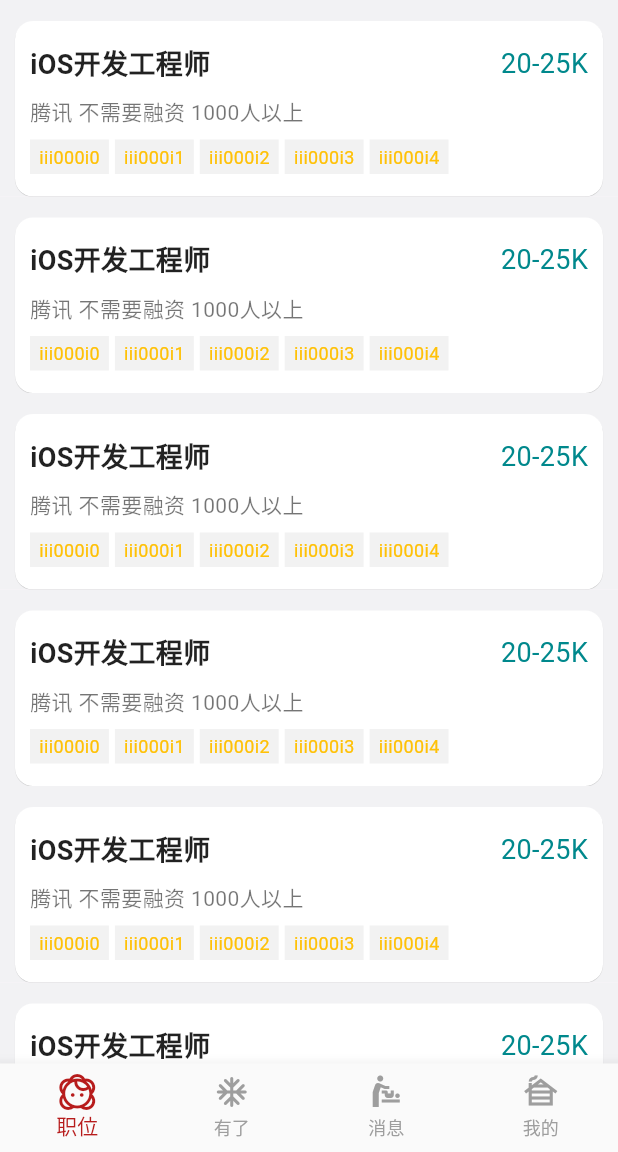
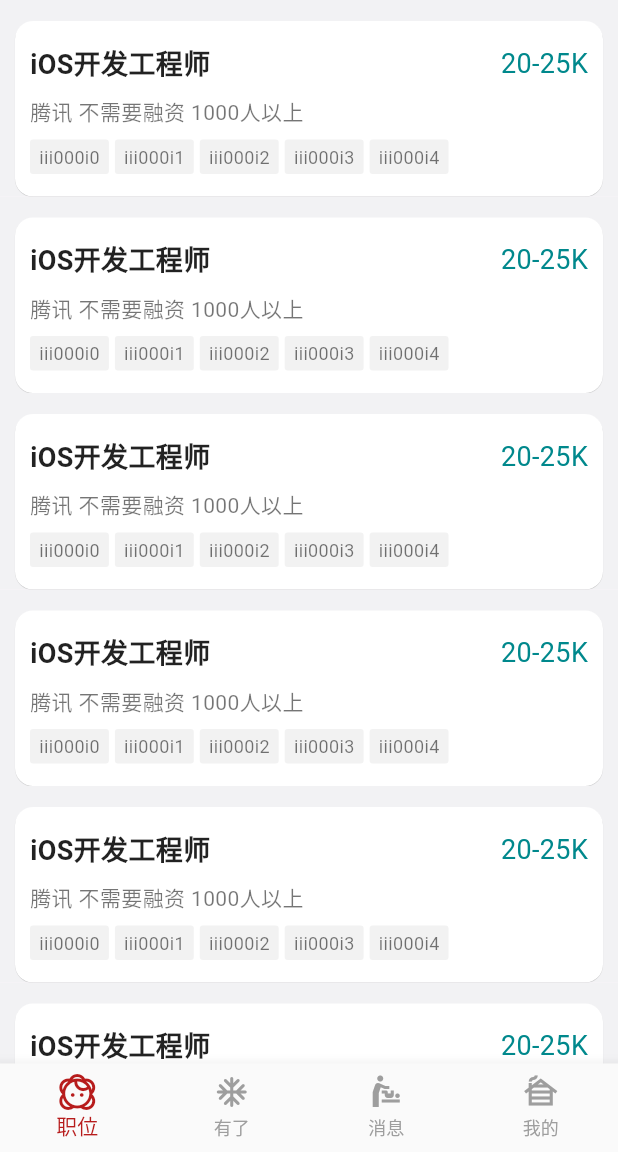
Before and after one commit to BHLinuxKernelSIG/BossZP_Flutter, a Flutter app: the screen it shows after launch, on a phone screen of 412 x 824 dp, the part 84-1236 px from its top. Run offline on Flutter 3.47's test engine with Material 2 defaults, Android fonts, the phone set to English and light mode, and no system bars.

Commit message:
Update posotion_list_widget.dart

```diff
--- a/lib/ui/posotion_list_widget.dart
+++ b/lib/ui/posotion_list_widget.dart
@@ -57,13 +57,15 @@ class PositionListWidget extends StatelessWidget {
                         children: [
                           for (int i = 0; i < 5; i++)
                             Container(
-                              color: Color(0xFFF2F2F2),
+                              decoration: BoxDecoration(
+                                  color: Color(0xFFF2F2F2),
+                                  borderRadius: BorderRadius.circular(2)),
                               margin: EdgeInsets.fromLTRB(0, 0, 4, 0),
                               padding: EdgeInsets.fromLTRB(6, 3, 6, 3),
                               child: Text(
                                 "iii000i$i",
                                 style: TextStyle(
-                                    color: Colors.amber, fontSize: 12),
+                                    color: Colors.black54, fontSize: 12),
                               ),
                             )
                         ],
```
